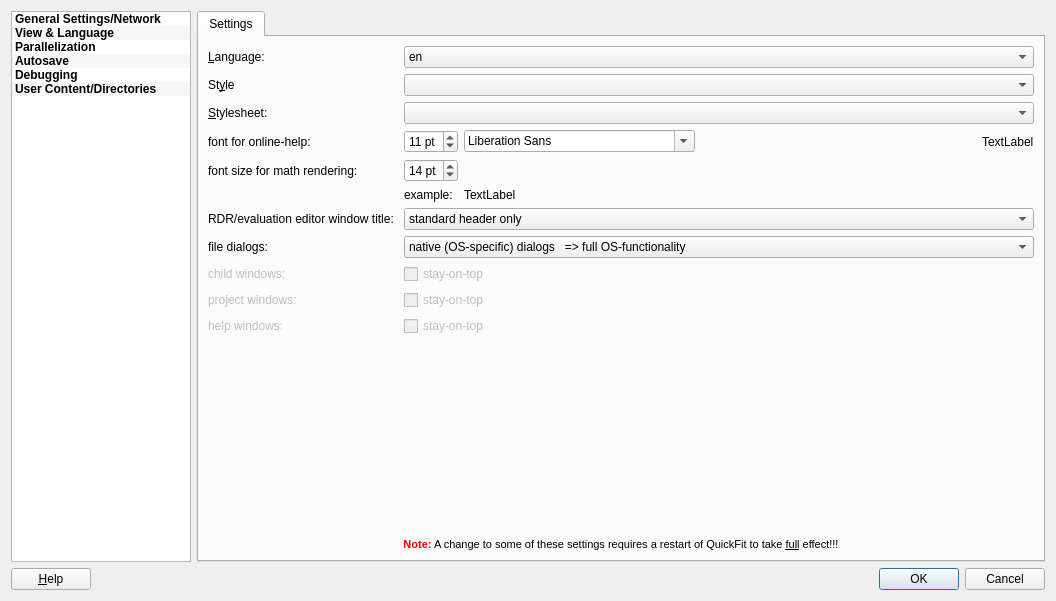
Above: application/optionsdialog.ui from jkriege2/QuickFit3 before the change. Below: the same form after it.
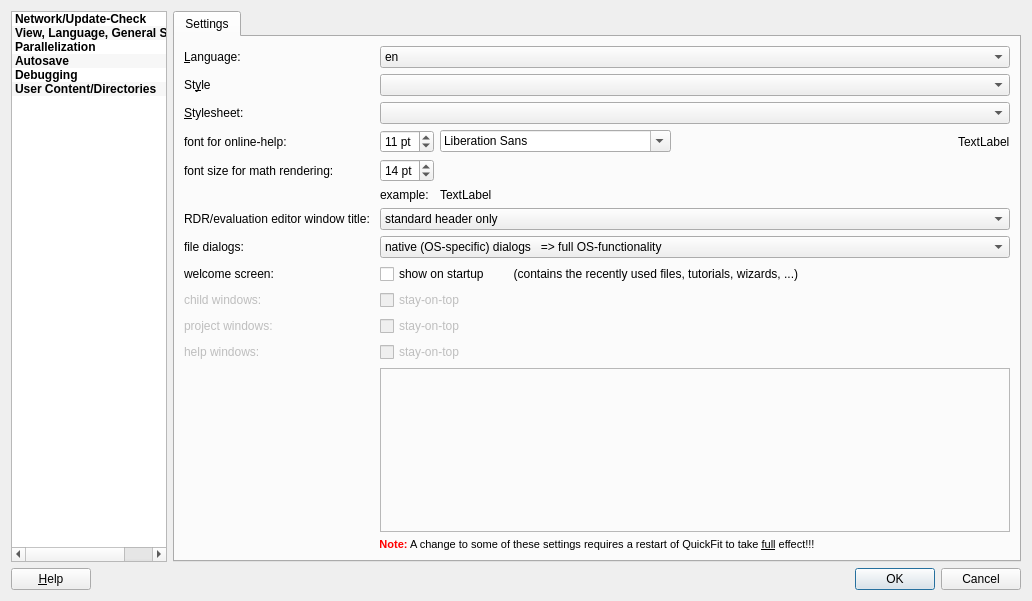
That is the form after the change. Icons and pictures are not drawn. Custom widgets are drawn as their Qt base class.

Commit message: QuickFit 3: major update: additional SPIM-FCCS model, annotations in imFCS, Bayesian model selection, ... see release notes for details!

```diff
--- a/application/optionsdialog.ui
+++ b/application/optionsdialog.ui
@@ -9,7 +9,7 @@
    <rect>
     <x>0</x>
     <y>0</y>
-    <width>1056</width>
+    <width>1032</width>
     <height>601</height>
    </rect>
   </property>
@@ -107,16 +107,16 @@
      </property>
      <item>
       <property name="text">
-       <string>General Settings/Network</string>
+       <string>Network/Update-Check</string>
       </property>
       <property name="icon">
        <iconset resource="quickfit3.qrc">
-        <normaloff>:/icon.png</normaloff>:/icon.png</iconset>
+        <normaloff>:/quickfit3/optionsdlg_icons/opt_default.png</normaloff>:/quickfit3/optionsdlg_icons/opt_default.png</iconset>
       </property>
      </item>
      <item>
       <property name="text">
-       <string>View &amp; Language</string>
+       <string>View, Language, General Settings</string>
       </property>
       <property name="icon">
        <iconset resource="quickfit3.qrc">
@@ -190,6 +190,9 @@
          </property>
          <widget class="QWidget" name="page_2">
           <layout class="QFormLayout" name="formLayout_6">
+           <property name="fieldGrowthPolicy">
+            <enum>QFormLayout::AllNonFixedFieldsGrow</enum>
+           </property>
            <item row="0" column="0" colspan="2">
             <widget class="QGroupBox" name="grpProxy">
              <property name="title">
@@ -249,19 +252,6 @@
              </layout>
             </widget>
            </item>
-           <item row="2" column="0">
-            <widget class="QCheckBox" name="chkUpdates">
-             <property name="font">
-              <font>
-               <weight>75</weight>
-               <bold>true</bold>
-              </font>
-             </property>
-             <property name="text">
-              <string>check for updates on startup</string>
-             </property>
-            </widget>
-           </item>
            <item row="1" column="0">
             <spacer name="verticalSpacer_2">
              <property name="orientation">
@@ -278,8 +268,8 @@
              </property>
             </spacer>
            </item>
-           <item row="3" column="0">
-            <widget class="QCheckBox" name="chkStartupScreen">
+           <item row="2" column="0">
+            <widget class="QCheckBox" name="chkUpdates">
              <property name="font">
               <font>
                <weight>75</weight>
@@ -287,7 +277,7 @@
               </font>
              </property>
              <property name="text">
-              <string>show welcome screen on startup</string>
+              <string>check for updates on startup</string>
              </property>
             </widget>
            </item>
@@ -332,6 +322,9 @@
              </property>
             </widget>
            </item>
+           <item row="2" column="1">
+            <widget class="QComboBox" name="cmbStyle"/>
+           </item>
            <item row="5" column="0">
             <widget class="QLabel" name="label_7">
              <property name="text">
@@ -345,122 +338,52 @@
            <item row="5" column="1">
             <widget class="QComboBox" name="cmbStylesheet"/>
            </item>
-           <item row="2" column="1">
-            <widget class="QComboBox" name="cmbStyle"/>
-           </item>
-           <item row="10" column="1">
-            <widget class="QCheckBox" name="chkChildWindowsStayOnTop">
-             <property name="enabled">
-              <bool>false</bool>
-             </property>
-             <property name="toolTip">
-              <string>&lt;!DOCTYPE HTML PUBLIC &quot;-//W3C//DTD HTML 4.0//EN&quot; &quot;http://www.w3.org/TR/REC-html40/strict.dtd&quot;&gt;
-&lt;html&gt;&lt;head&gt;&lt;meta name=&quot;qrichtext&quot; content=&quot;1&quot; /&gt;&lt;style type=&quot;text/css&quot;&gt;
-p, li { white-space: pre-wrap; }
-&lt;/style&gt;&lt;/head&gt;&lt;body style=&quot; font-family:'MS Shell Dlg 2'; font-size:8.25pt; font-weight:400; font-style:normal;&quot;&gt;
-&lt;p style=&quot; margin-top:0px; margin-bottom:0px; margin-left:0px; margin-right:0px; -qt-block-indent:0; text-indent:0px;&quot;&gt;&lt;span style=&quot; font-size:8pt;&quot;&gt;if this is activated, the child windows (e.g. evaluation editors and raw data record editors) will be display with the stay-on-top option, so they are always on top of the project window&lt;/span&gt;&lt;/p&gt;&lt;/body&gt;&lt;/html&gt;</string>
-             </property>
+           <item row="6" column="0">
+            <widget class="QLabel" name="label_22">
              <property name="text">
-              <string>stay-on-top</string>
+              <string>font for online-help:</string>
              </property>
             </widget>
            </item>
-           <item row="10" column="0">
-            <widget class="QLabel" name="label_9">
-             <property name="enabled">
-              <bool>false</bool>
-             </property>
-             <property name="text">
-              <string>child windows:</string>
-             </property>
-             <property name="buddy">
-              <cstring>chkChildWindowsStayOnTop</cstring>
-             </property>
-            </widget>
-           </item>
-           <item row="11" column="0">
-            <widget class="QLabel" name="label_10">
-             <property name="enabled">
-              <bool>false</bool>
-             </property>
-             <property name="text">
-              <string>project windows:</string>
-             </property>
-             <property name="buddy">
-              <cstring>chkProjectWindowsStayOnTop</cstring>
-             </property>
-            </widget>
-           </item>
-           <item row="12" column="0">
-            <widget class="QLabel" name="label_11">
-             <property name="enabled">
-              <bool>false</bool>
-             </property>
-             <property name="text">
-              <string>help windows:</string>
-             </property>
-             <property name="buddy">
-              <cstring>chkHelpWindowsStayOnTop</cstring>
-             </property>
-            </widget>
-           </item>
-           <item row="11" column="1">
-            <widget class="QCheckBox" name="chkProjectWindowsStayOnTop">
-             <property name="enabled">
-              <bool>false</bool>
-             </property>
-             <property name="toolTip">
-              <string>&lt;!DOCTYPE HTML PUBLIC &quot;-//W3C//DTD HTML 4.0//EN&quot; &quot;http://www.w3.org/TR/REC-html40/strict.dtd&quot;&gt;
-&lt;html&gt;&lt;head&gt;&lt;meta name=&quot;qrichtext&quot; content=&quot;1&quot; /&gt;&lt;style type=&quot;text/css&quot;&gt;
-p, li { white-space: pre-wrap; }
-&lt;/style&gt;&lt;/head&gt;&lt;body style=&quot; font-family:'MS Shell Dlg 2'; font-size:8.25pt; font-weight:400; font-style:normal;&quot;&gt;
-&lt;p style=&quot; margin-top:0px; margin-bottom:0px; margin-left:0px; margin-right:0px; -qt-block-indent:0; text-indent:0px;&quot;&gt;&lt;span style=&quot; font-size:8pt;&quot;&gt;if this is activated, the project window will be display with the stay-on-top option activated.&lt;/span&gt;&lt;/p&gt;&lt;/body&gt;&lt;/html&gt;</string>
-             </property>
-             <property name="text">
-              <string>stay-on-top</string>
-             </property>
-            </widget>
-           </item>
-           <item row="12" column="1">
-            <widget class="QCheckBox" name="chkHelpWindowsStayOnTop">
-             <property name="enabled">
-              <bool>false</bool>
-             </property>
-             <property name="toolTip">
-              <string>&lt;!DOCTYPE HTML PUBLIC &quot;-//W3C//DTD HTML 4.0//EN&quot; &quot;http://www.w3.org/TR/REC-html40/strict.dtd&quot;&gt;
-&lt;html&gt;&lt;head&gt;&lt;meta name=&quot;qrichtext&quot; content=&quot;1&quot; /&gt;&lt;style type=&quot;text/css&quot;&gt;
-p, li { white-space: pre-wrap; }
-&lt;/style&gt;&lt;/head&gt;&lt;body style=&quot; font-family:'MS Shell Dlg 2'; font-size:8.25pt; font-weight:400; font-style:normal;&quot;&gt;
-&lt;p style=&quot; margin-top:0px; margin-bottom:0px; margin-left:0px; margin-right:0px; -qt-block-indent:0; text-indent:0px;&quot;&gt;&lt;span style=&quot; font-size:8pt;&quot;&gt;if this is activated, the help windows will be display with the stay-on-top option activated.&lt;/span&gt;&lt;/p&gt;&lt;/body&gt;&lt;/html&gt;</string>
-             </property>
-             <property name="text">
-              <string>stay-on-top</string>
-             </property>
-            </widget>
-           </item>
-           <item row="14" column="0" colspan="2">
-            <widget class="QLabel" name="label_5">
-             <property name="text">
-              <string>&lt;!DOCTYPE HTML PUBLIC &quot;-//W3C//DTD HTML 4.0//EN&quot; &quot;http://www.w3.org/TR/REC-html40/strict.dtd&quot;&gt;
-&lt;html&gt;&lt;head&gt;&lt;meta name=&quot;qrichtext&quot; content=&quot;1&quot; /&gt;&lt;style type=&quot;text/css&quot;&gt;
-p, li { white-space: pre-wrap; }
-&lt;/style&gt;&lt;/head&gt;&lt;body style=&quot; font-family:'MS Shell Dlg 2'; font-size:8.25pt; font-weight:400; font-style:normal;&quot;&gt;
-&lt;p align=&quot;center&quot; style=&quot; margin-top:0px; margin-bottom:0px; margin-left:0px; margin-right:0px; -qt-block-indent:0; text-indent:0px;&quot;&gt;&lt;span style=&quot; font-size:8pt; font-weight:600; color:#ff0000;&quot;&gt;Note:&lt;/span&gt;&lt;span style=&quot; font-size:8pt;&quot;&gt; A change to some of these settings requires a restart of QuickFit to take &lt;/span&gt;&lt;span style=&quot; font-size:8pt; text-decoration: underline;&quot;&gt;full&lt;/span&gt;&lt;span style=&quot; font-size:8pt;&quot;&gt; effect!!!&lt;/span&gt;&lt;/p&gt;&lt;/body&gt;&lt;/html&gt;</string>
-             </property>
-            </widget>
-           </item>
-           <item row="13" column="0">
-            <spacer name="verticalSpacer">
-             <property name="orientation">
-              <enum>Qt::Vertical</enum>
-             </property>
-             <property name="sizeHint" stdset="0">
-              <size>
-               <width>20</width>
-               <height>40</height>
-              </size>
-             </property>
-            </spacer>
+           <item row="6" column="1">
+            <layout class="QHBoxLayout" name="horizontalLayout_2">
+             <item>
+              <widget class="QSpinBox" name="spinHelpFontsize">
+               <property name="suffix">
+                <string> pt</string>
+               </property>
+               <property name="minimum">
+                <number>1</number>
+               </property>
+               <property name="value">
+                <number>11</number>
+               </property>
+              </widget>
+             </item>
+             <item>
+              <widget class="QFontComboBox" name="cmbHelpFont"/>
+             </item>
+             <item>
+              <spacer name="horizontalSpacer_3">
+               <property name="orientation">
+                <enum>Qt::Horizontal</enum>
+               </property>
+               <property name="sizeHint" stdset="0">
+                <size>
+                 <width>40</width>
+                 <height>20</height>
+                </size>
+               </property>
+              </spacer>
+             </item>
+             <item>
+              <widget class="QLabel" name="labFontExample">
+               <property name="text">
+                <string>TextLabel</string>
+               </property>
+              </widget>
+             </item>
+            </layout>
            </item>
            <item row="7" column="0">
             <widget class="QLabel" name="label_17">
@@ -539,53 +462,6 @@
              </item>
             </widget>
            </item>
-           <item row="6" column="0">
-            <widget class="QLabel" name="label_22">
-             <property name="text">
-              <string>font for online-help:</string>
-             </property>
-            </widget>
-           </item>
-           <item row="6" column="1">
-            <layout class="QHBoxLayout" name="horizontalLayout_2">
-             <item>
-              <widget class="QSpinBox" name="spinHelpFontsize">
-               <property name="suffix">
-                <string> pt</string>
-               </property>
-               <property name="minimum">
-                <number>1</number>
-               </property>
-               <property name="value">
-                <number>11</number>
-               </property>
-              </widget>
-             </item>
-             <item>
-              <widget class="QFontComboBox" name="cmbHelpFont"/>
-             </item>
-             <item>
-              <spacer name="horizontalSpacer_3">
-               <property name="orientation">
-                <enum>Qt::Horizontal</enum>
-               </property>
-               <property name="sizeHint" stdset="0">
-                <size>
-                 <width>40</width>
-                 <height>20</height>
-                </size>
-               </property>
-              </spacer>
-             </item>
-             <item>
-              <widget class="QLabel" name="labFontExample">
-               <property name="text">
-                <string>TextLabel</string>
-               </property>
-              </widget>
-             </item>
-            </layout>
-           </item>
            <item row="9" column="0">
             <widget class="QLabel" name="label_25">
              <property name="text">
@@ -607,6 +483,150 @@
              </item>
             </widget>
            </item>
+           <item row="10" column="0">
+            <widget class="QLabel" name="label_26">
+             <property name="text">
+              <string>welcome screen:</string>
+             </property>
+            </widget>
+           </item>
+           <item row="10" column="1">
+            <widget class="QCheckBox" name="chkStartupScreen">
+             <property name="font">
+              <font>
+               <weight>50</weight>
+               <bold>false</bold>
+              </font>
+             </property>
+             <property name="text">
+              <string>show on startup         (contains the recently used files, tutorials, wizards, ...)</string>
+             </property>
+            </widget>
+           </item>
+           <item row="11" column="0">
+            <widget class="QLabel" name="label_9">
+             <property name="enabled">
+              <bool>false</bool>
+             </property>
+             <property name="text">
+              <string>child windows:</string>
+             </property>
+             <property name="buddy">
+              <cstring>chkChildWindowsStayOnTop</cstring>
+             </property>
+            </widget>
+           </item>
+           <item row="11" column="1">
+            <widget class="QCheckBox" name="chkChildWindowsStayOnTop">
+             <property name="enabled">
+              <bool>false</bool>
+             </property>
+             <property name="toolTip">
+              <string>&lt;!DOCTYPE HTML PUBLIC &quot;-//W3C//DTD HTML 4.0//EN&quot; &quot;http://www.w3.org/TR/REC-html40/strict.dtd&quot;&gt;
+&lt;html&gt;&lt;head&gt;&lt;meta name=&quot;qrichtext&quot; content=&quot;1&quot; /&gt;&lt;style type=&quot;text/css&quot;&gt;
+p, li { white-space: pre-wrap; }
+&lt;/style&gt;&lt;/head&gt;&lt;body style=&quot; font-family:'MS Shell Dlg 2'; font-size:8.25pt; font-weight:400; font-style:normal;&quot;&gt;
+&lt;p style=&quot; margin-top:0px; margin-bottom:0px; margin-left:0px; margin-right:0px; -qt-block-indent:0; text-indent:0px;&quot;&gt;&lt;span style=&quot; font-size:8pt;&quot;&gt;if this is activated, the child windows (e.g. evaluation editors and raw data record editors) will be display with the stay-on-top option, so they are always on top of the project window&lt;/span&gt;&lt;/p&gt;&lt;/body&gt;&lt;/html&gt;</string>
+             </property>
+             <property name="text">
+              <string>stay-on-top</string>
+             </property>
+            </widget>
+           </item>
+           <item row="12" column="0">
+            <widget class="QLabel" name="label_10">
+             <property name="enabled">
+              <bool>false</bool>
+             </property>
+             <property name="text">
+              <string>project windows:</string>
+             </property>
+             <property name="buddy">
+              <cstring>chkProjectWindowsStayOnTop</cstring>
+             </property>
+            </widget>
+           </item>
+           <item row="12" column="1">
+            <widget class="QCheckBox" name="chkProjectWindowsStayOnTop">
+             <property name="enabled">
+              <bool>false</bool>
+             </property>
+             <property name="toolTip">
+              <string>&lt;!DOCTYPE HTML PUBLIC &quot;-//W3C//DTD HTML 4.0//EN&quot; &quot;http://www.w3.org/TR/REC-html40/strict.dtd&quot;&gt;
+&lt;html&gt;&lt;head&gt;&lt;meta name=&quot;qrichtext&quot; content=&quot;1&quot; /&gt;&lt;style type=&quot;text/css&quot;&gt;
+p, li { white-space: pre-wrap; }
+&lt;/style&gt;&lt;/head&gt;&lt;body style=&quot; font-family:'MS Shell Dlg 2'; font-size:8.25pt; font-weight:400; font-style:normal;&quot;&gt;
+&lt;p style=&quot; margin-top:0px; margin-bottom:0px; margin-left:0px; margin-right:0px; -qt-block-indent:0; text-indent:0px;&quot;&gt;&lt;span style=&quot; font-size:8pt;&quot;&gt;if this is activated, the project window will be display with the stay-on-top option activated.&lt;/span&gt;&lt;/p&gt;&lt;/body&gt;&lt;/html&gt;</string>
+             </property>
+             <property name="text">
+              <string>stay-on-top</string>
+             </property>
+            </widget>
+           </item>
+           <item row="13" column="0">
+            <widget class="QLabel" name="label_11">
+             <property name="enabled">
+              <bool>false</bool>
+             </property>
+             <property name="text">
+              <string>help windows:</string>
+             </property>
+             <property name="buddy">
+              <cstring>chkHelpWindowsStayOnTop</cstring>
+             </property>
+            </widget>
+           </item>
+           <item row="13" column="1">
+            <widget class="QCheckBox" name="chkHelpWindowsStayOnTop">
+             <property name="enabled">
+              <bool>false</bool>
+             </property>
+             <property name="toolTip">
+              <string>&lt;!DOCTYPE HTML PUBLIC &quot;-//W3C//DTD HTML 4.0//EN&quot; &quot;http://www.w3.org/TR/REC-html40/strict.dtd&quot;&gt;
+&lt;html&gt;&lt;head&gt;&lt;meta name=&quot;qrichtext&quot; content=&quot;1&quot; /&gt;&lt;style type=&quot;text/css&quot;&gt;
+p, li { white-space: pre-wrap; }
+&lt;/style&gt;&lt;/head&gt;&lt;body style=&quot; font-family:'MS Shell Dlg 2'; font-size:8.25pt; font-weight:400; font-style:normal;&quot;&gt;
+&lt;p style=&quot; margin-top:0px; margin-bottom:0px; margin-left:0px; margin-right:0px; -qt-block-indent:0; text-indent:0px;&quot;&gt;&lt;span style=&quot; font-size:8pt;&quot;&gt;if this is activated, the help windows will be display with the stay-on-top option activated.&lt;/span&gt;&lt;/p&gt;&lt;/body&gt;&lt;/html&gt;</string>
+             </property>
+             <property name="text">
+              <string>stay-on-top</string>
+             </property>
+            </widget>
+           </item>
+           <item row="14" column="0">
+            <spacer name="verticalSpacer">
+             <property name="orientation">
+              <enum>Qt::Vertical</enum>
+             </property>
+             <property name="sizeHint" stdset="0">
+              <size>
+               <width>20</width>
+               <height>40</height>
+              </size>
+             </property>
+            </spacer>
+           </item>
+           <item row="14" column="1">
+            <widget class="QFrame" name="frame">
+             <property name="frameShape">
+              <enum>QFrame::StyledPanel</enum>
+             </property>
+             <property name="frameShadow">
+              <enum>QFrame::Raised</enum>
+             </property>
+            </widget>
+           </item>
+           <item row="15" column="0" colspan="2">
+            <widget class="QLabel" name="label_5">
+             <property name="text">
+              <string>&lt;!DOCTYPE HTML PUBLIC &quot;-//W3C//DTD HTML 4.0//EN&quot; &quot;http://www.w3.org/TR/REC-html40/strict.dtd&quot;&gt;
+&lt;html&gt;&lt;head&gt;&lt;meta name=&quot;qrichtext&quot; content=&quot;1&quot; /&gt;&lt;style type=&quot;text/css&quot;&gt;
+p, li { white-space: pre-wrap; }
+&lt;/style&gt;&lt;/head&gt;&lt;body style=&quot; font-family:'MS Shell Dlg 2'; font-size:8.25pt; font-weight:400; font-style:normal;&quot;&gt;
+&lt;p align=&quot;center&quot; style=&quot; margin-top:0px; margin-bottom:0px; margin-left:0px; margin-right:0px; -qt-block-indent:0; text-indent:0px;&quot;&gt;&lt;span style=&quot; font-size:8pt; font-weight:600; color:#ff0000;&quot;&gt;Note:&lt;/span&gt;&lt;span style=&quot; font-size:8pt;&quot;&gt; A change to some of these settings requires a restart of QuickFit to take &lt;/span&gt;&lt;span style=&quot; font-size:8pt; text-decoration: underline;&quot;&gt;full&lt;/span&gt;&lt;span style=&quot; font-size:8pt;&quot;&gt; effect!!!&lt;/span&gt;&lt;/p&gt;&lt;/body&gt;&lt;/html&gt;</string>
+             </property>
+            </widget>
+           </item>
           </layout>
          </widget>
          <widget class="QWidget" name="stackedWidgetPage2">
```
The commit also changes 239 other files.
